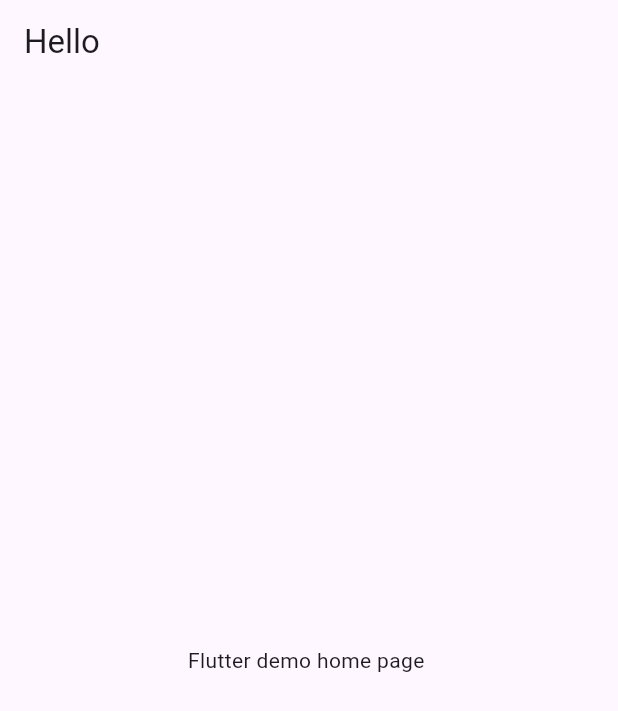
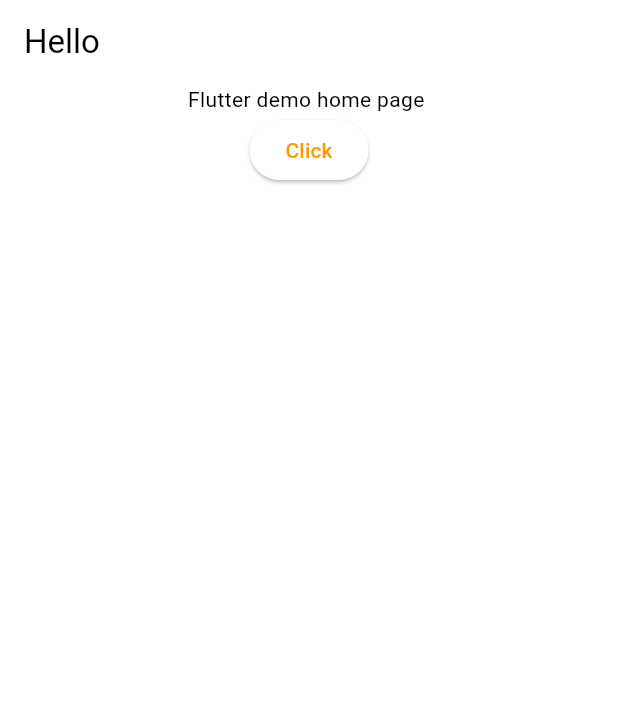
Before and after one commit to natanmuletahunde/node_tut2, a Flutter app: the screen it shows after launch, on a phone screen of 412 x 824 dp. Shown: the top 711 px of the screen. Run offline on Flutter 3.47's test engine with Material 3 defaults, Android fonts, the phone set to English and light mode, and no system bars.

Commit message:
modfiy this  main.dart in the main file

```diff
--- a/lib/main.dart
+++ b/lib/main.dart
@@ -1,3 +1,4 @@
+import 'package:amazon_clone/constants/global_variables.dart';
 import 'package:flutter/material.dart';
 
 void main() {
@@ -10,16 +11,31 @@ class MyApp extends StatelessWidget {
   // This widget is the root of your application.
   @override
   Widget build(BuildContext context) {
+
     return MaterialApp(
+      debugShowCheckedModeBanner: false,
       title: 'Amazon Clone',
       theme: ThemeData(
-     colorScheme: ColorScheme.fromSeed(seedColor: Colors.deepPurple),
+      scaffoldBackgroundColor: GlobalVariables.backgroundColor,
+      colorScheme: const ColorScheme.light(primary: GlobalVariables.secondaryColor),
+      appBarTheme:  const AppBarTheme(
+        elevation: 0,
+        iconTheme: IconThemeData(
+          color: Colors.black
+        )
+      )
       ),
       home: Scaffold(
         appBar: AppBar(title: Text(
           'Hello'
         ),),
-        body: Center(child: Text('Flutter demo home page '),),
+        body: Column(
+          children: [
+            Center(child: Text('Flutter demo home page '),
+            ),
+            ElevatedButton(onPressed: () {}, child: Text('Click'))
+          ],
+        ),
       ),
     );
   }
```
